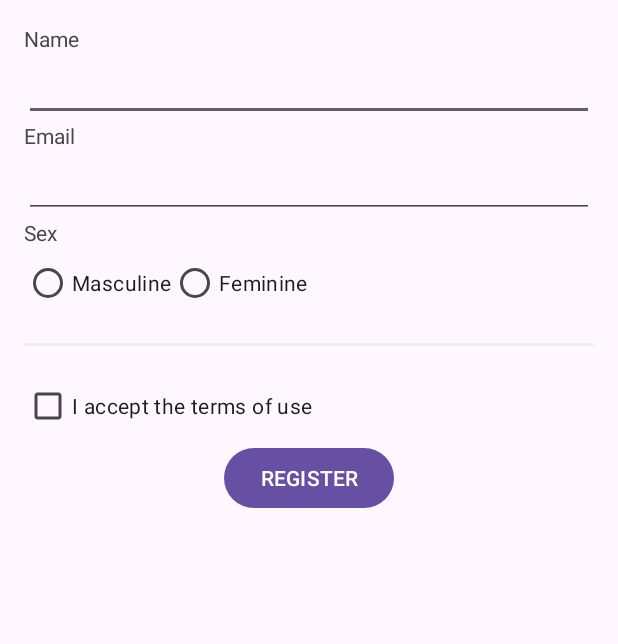
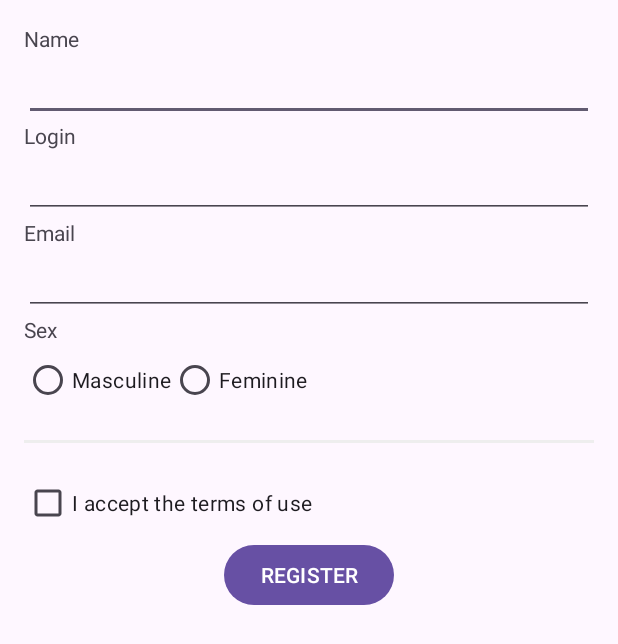
Before and after one commit to AleirSanches/HelloAndroid, an Android app: the CadastroActivity screen opened directly, with no data from a screen before it, on a phone screen of 412 x 824 dp. Shown: the top 644 px of the screen. Run offline under Robolectric (Android 15) with nearby library versions, the phone set to English and light mode, and no system bars.

```diff
--- a/app/src/main/res/layout/activity_cadastro.xml
+++ b/app/src/main/res/layout/activity_cadastro.xml
@@ -1,4 +1,8 @@
 <?xml version="1.0" encoding="utf-8"?>
+<ScrollView
+    xmlns:android="http://schemas.android.com/apk/res/android"
+    android:layout_width="match_parent"
+    android:layout_height="match_parent" >
 
 <LinearLayout
     xmlns:android="http://schemas.android.com/apk/res/android"
@@ -13,6 +17,18 @@
         android:text="@string/name"/>
 
     <EditText
+        android:id="@+id/tname"
+        android:layout_width="match_parent"
+        android:layout_height="wrap_content"
+        android:inputType="text"/>
+
+    <TextView
+        android:layout_width="wrap_content"
+        android:layout_height="wrap_content"
+        android:text="@string/login"/>
+
+    <EditText
+        android:id="@+id/tlogin"
         android:layout_width="match_parent"
         android:layout_height="wrap_content"
         android:inputType="text"/>
@@ -23,6 +39,7 @@
         android:text="@string/email"/>
 
     <EditText
+        android:id="@+id/tEmail"
         android:layout_width="match_parent"
         android:layout_height="wrap_content"
         />
@@ -32,17 +49,18 @@
         android:layout_height="wrap_content"
         android:text="@string/sexo"/>
     <RadioGroup
+        android:id="@+id/radioSexo"
         android:layout_width="match_parent"
         android:layout_height="wrap_content"
         android:orientation="horizontal">
         <RadioButton
-            android:id="@+id/radio_1"
+            android:id="@+id/radioMasculino"
             android:layout_width="wrap_content"
             android:layout_height="wrap_content"
             android:text="@string/masculino"/>
 
         <RadioButton
-            android:id="@+id/radio_2"
+            android:id="@+id/radioFeminino"
             android:layout_width="wrap_content"
             android:layout_height="wrap_content"
             android:text="@string/feminino"/>
@@ -56,11 +74,13 @@
         android:layout_marginVertical="16dp"/>
 
     <CheckBox
+        android:id="@+id/checkTermo"
         android:layout_width="wrap_content"
         android:layout_height="wrap_content"
         android:text="@string/aceito"/>
 
     <Button
+        android:id="@+id/btCadastre_se"
         android:layout_width="wrap_content"
         android:layout_height="wrap_content"
         android:layout_gravity="center"
@@ -69,3 +89,5 @@
 
 
 </LinearLayout>
+
+</ScrollView>
--- a/app/src/main/res/layout/activity_esqueci_senha.xml
+++ b/app/src/main/res/layout/activity_esqueci_senha.xml
@@ -12,11 +12,13 @@
         android:text="@string/dglogin"/>
 
     <EditText
+        android:id="@+id/tLogin"
         android:layout_width="match_parent"
         android:layout_height="wrap_content"
         android:inputType="text"/>
 
     <Button
+        android:id="@+id/btenviar"
         android:layout_width="wrap_content"
         android:layout_height="wrap_content"
         android:text="@string/enviar"
```
Also changed, not shown: app/src/main/java/com/example/helloandroid/EsqueciSenhaActivity.kt (+20 -0 lines), app/src/main/java/com/example/helloandroid/domair/EsqueciSenhaService.kt (added, +11 -0 lines).
